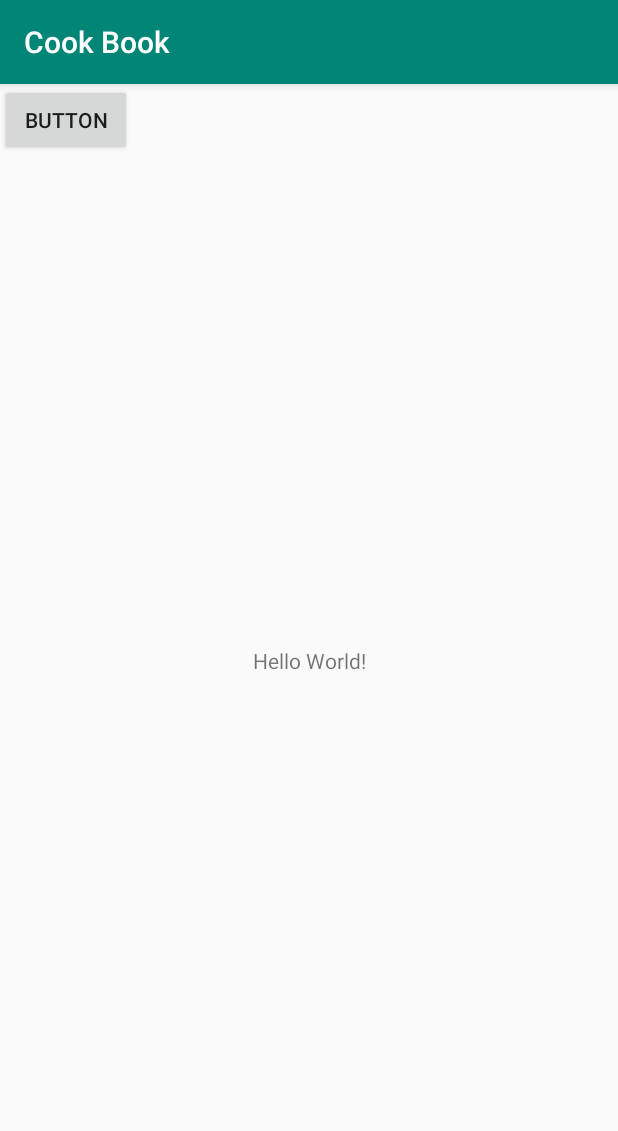
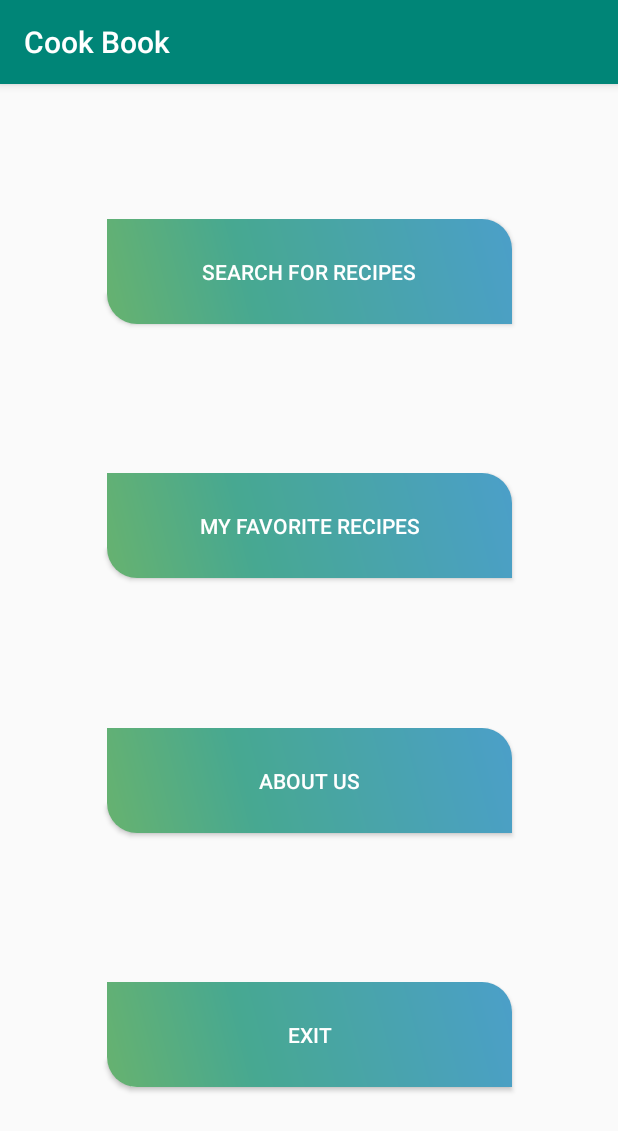
Before and after one commit to HristijanAnastasovski/CookBook, an Android app: the screen it shows after launch (MainActivity before the commit, MainMenuActivity after it), on a phone screen of 412 x 824 dp. Shown: the top 1131 px of the screen. Run offline under Robolectric (Android 15) with nearby library versions, the phone set to English and light mode, and no system bars.

Commit message:
Fully finished details activity. Added main menu and navigation

```diff
--- a/app/build.gradle
+++ b/app/build.gradle
@@ -4,7 +4,7 @@ android {
     compileSdkVersion 28
     defaultConfig {
         applicationId "com.example.mobilniproekt"
-        minSdkVersion 15
+        minSdkVersion 16
         targetSdkVersion 28
         versionCode 1
         versionName "1.0"
--- a/app/src/main/AndroidManifest.xml
+++ b/app/src/main/AndroidManifest.xml
@@ -13,13 +13,17 @@
         android:theme="@style/AppTheme">
         <activity android:name=".ListActivity"></activity>
         <activity android:name=".MainActivity">
+
+        </activity>
+        <activity android:name=".RecipeDetailsActivity"></activity>
+        <activity android:name=".MainMenuActivity">
             <intent-filter>
                 <action android:name="android.intent.action.MAIN" />
 
                 <category android:name="android.intent.category.LAUNCHER" />
             </intent-filter>
         </activity>
-        <activity android:name=".RecipeDetailsActivity"></activity>
     </application>
 
+
 </manifest>
--- /dev/null
+++ b/app/src/main/java/com/example/mobilniproekt/MainMenuActivity.java
@@ -0,0 +1,64 @@
+package com.example.mobilniproekt;
+
+import android.content.DialogInterface;
+import android.content.Intent;
+import android.os.Bundle;
+import android.support.v7.app.AlertDialog;
+import android.support.v7.app.AppCompatActivity;
+import android.view.View;
+import android.widget.Button;
+
+public class MainMenuActivity extends AppCompatActivity {
+
+
+    @Override
+    protected void onCreate(Bundle savedInstanceState) {
+        super.onCreate(savedInstanceState);
+        setContentView(R.layout.main_menu);
+        Button btnToSearch = findViewById(R.id.mainMenuToSearchButton);
+        Button btnToFavorites = findViewById(R.id.mainMenuToFavoritesButton);
+        Button btnToAbout = findViewById(R.id.mainMenuToAboutButton);
+        Button btnToExit= findViewById(R.id.mainMenuToExitButton);
+
+        btnToSearch.setOnClickListener(new View.OnClickListener() {
+            @Override
+            public void onClick(View v) {
+                Intent intentToSearch = new Intent(MainMenuActivity.this,MainActivity.class);
+                startActivity(intentToSearch);
+            }
+        });
+
+        btnToExit.setOnClickListener(new View.OnClickListener() {
+            @Override
+            public void onClick(View v) {
+                AlertDialog.Builder builder = new AlertDialog.Builder(MainMenuActivity.this);
+
+                builder.setTitle("Confirm");
+                builder.setMessage("Are you sure that you want to exit?");
+
+                builder.setPositiveButton("YES", new DialogInterface.OnClickListener() {
+
+                    public void onClick(DialogInterface dialog, int which) {
+                        finishAffinity();
+                        System.exit(0);
+
+                        dialog.dismiss();
+                    }
+                });
+
+                builder.setNegativeButton("NO", new DialogInterface.OnClickListener() {
+
+                    @Override
+                    public void onClick(DialogInterface dialog, int which) {
+
+                        // Do nothing
+                        dialog.dismiss();
+                    }
+                });
+
+                AlertDialog alert = builder.create();
+                alert.show();
+            }
+        });
+    }
+}
--- /dev/null
+++ b/app/src/main/res/drawable/full_recipe_button.xml
@@ -0,0 +1,28 @@
+<?xml version="1.0" encoding="utf-8"?>
+<shape xmlns:android="http://schemas.android.com/apk/res/android" android:shape="rectangle" >
+    <corners
+        android:topLeftRadius="0dp"
+        android:topRightRadius="20dp"
+        android:bottomLeftRadius="20dp"
+        android:bottomRightRadius="0dp"
+        />
+    <gradient
+        android:angle="45"
+        android:centerX="35%"
+        android:centerColor="#47A891"
+        android:startColor="#67B26F"
+        android:endColor="#4B9FC9"
+        android:type="linear"
+        />
+    <padding
+        android:left="0dp"
+        android:top="0dp"
+        android:right="0dp"
+        android:bottom="0dp"
+        />
+    <size
+        android:width="270dp"
+        android:height="70dp"
+        />
+
+</shape>
--- /dev/null
+++ b/app/src/main/res/layout/main_menu.xml
@@ -0,0 +1,58 @@
+<?xml version="1.0" encoding="utf-8"?>
+<android.support.constraint.ConstraintLayout xmlns:android="http://schemas.android.com/apk/res/android"
+    xmlns:tools="http://schemas.android.com/tools"
+    android:layout_width="match_parent"
+    android:layout_height="match_parent"
+    xmlns:app="http://schemas.android.com/apk/res-auto"
+    >
+
+
+    <Button
+        android:id="@+id/mainMenuToSearchButton"
+        android:layout_width="wrap_content"
+        android:layout_height="wrap_content"
+        android:layout_marginTop="90sp"
+        android:gravity="center"
+        android:text="@string/main_menu_to_search"
+        app:layout_constraintEnd_toEndOf="parent"
+        app:layout_constraintStart_toStartOf="parent"
+        app:layout_constraintTop_toTopOf="parent"
+        android:background="@drawable/full_recipe_button"
+        android:textColor="#FFFFFF"/>
+
+    <Button
+        android:id="@+id/mainMenuToFavoritesButton"
+        android:layout_width="wrap_content"
+        android:layout_height="wrap_content"
+        android:text="@string/main_menu_to_favorites"
+        app:layout_constraintBottom_toTopOf="@id/mainMenuToAboutButton"
+        app:layout_constraintLeft_toLeftOf="parent"
+        app:layout_constraintRight_toRightOf="parent"
+        app:layout_constraintTop_toBottomOf="@+id/mainMenuToSearchButton"
+        android:background="@drawable/full_recipe_button"
+        android:textColor="#FFFFFF"/>
+
+    <Button
+        android:id="@+id/mainMenuToAboutButton"
+        android:layout_width="wrap_content"
+        android:layout_height="wrap_content"
+        android:text="@string/main_menu_to_about"
+        app:layout_constraintLeft_toLeftOf="parent"
+        app:layout_constraintRight_toRightOf="parent"
+        app:layout_constraintBottom_toTopOf="@id/mainMenuToExitButton"
+        app:layout_constraintTop_toBottomOf="@id/mainMenuToFavoritesButton"
+        android:background="@drawable/full_recipe_button"
+        android:textColor="#FFFFFF"/>
+
+    <Button
+        android:id="@+id/mainMenuToExitButton"
+        android:layout_width="wrap_content"
+        android:layout_height="wrap_content"
+        android:text="@string/main_menu_to_exit"
+        app:layout_constraintLeft_toLeftOf="parent"
+        app:layout_constraintRight_toRightOf="parent"
+        app:layout_constraintBottom_toBottomOf="parent"
+        app:layout_constraintTop_toBottomOf="@id/mainMenuToAboutButton"
+        android:background="@drawable/full_recipe_button"
+        android:textColor="#FFFFFF"/>
+</android.support.constraint.ConstraintLayout>
--- a/app/src/main/res/values/strings.xml
+++ b/app/src/main/res/values/strings.xml
@@ -1,6 +1,10 @@
 <resources>
     <string name="app_name">Cook Book</string>
     <string name="id_details">RecipeIdDetails</string>
+    <string name="main_menu_to_search">SEARCH FOR RECIPES</string>
+    <string name="main_menu_to_favorites">MY FAVORITE RECIPES</string>
+    <string name="main_menu_to_about">ABOUT US</string>
+    <string name="main_menu_to_exit">EXIT</string>
 
 
 </resources>
```
Also changed, not shown: app/src/main/java/com/example/mobilniproekt/RecipeDetailsActivity.java (+50 -2 lines), app/src/main/res/drawable/dot.xml (+4 -7 lines), app/src/main/res/layout/ingredients_item.xml (+9 -9 lines), app/src/main/res/layout/recipe_details.xml (+57 -10 lines), app/src/main/res/menu/my_menu.xml (added, +12 -0 lines).
